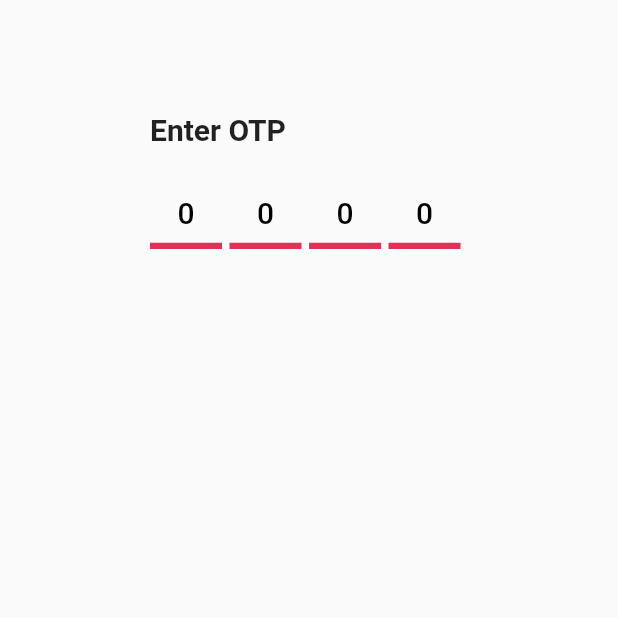
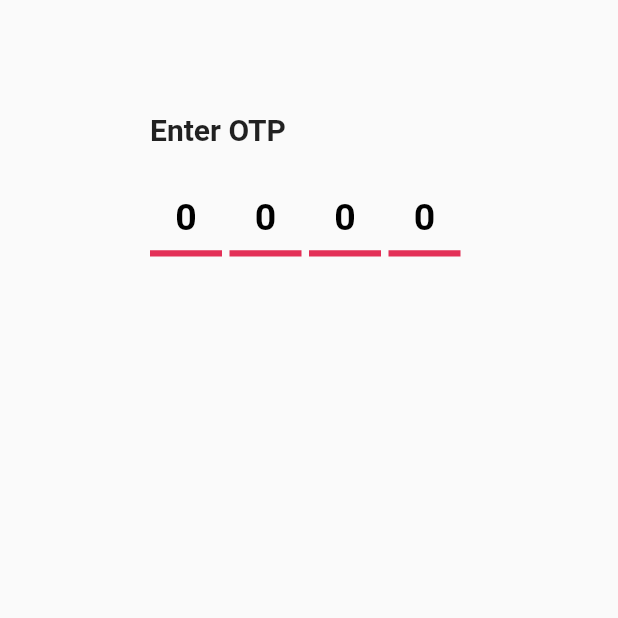
Before and after one commit to anandu9805/millions_frontend, a Flutter app: the OTPPageWidget screen opened directly, on a phone screen of 412 x 824 dp, the top half of it. Run offline on Flutter 3.47's test engine with Material 2 defaults, Android fonts, the phone set to English and light mode, and no system bars; our stand-ins replace google_fonts, video_player; network calls fail; Roboto replaces fonts that are missing (Ubuntu).

Commit message:
minoor-Changes-in-Design

```diff
--- a/lib/screens/otpPage.dart
+++ b/lib/screens/otpPage.dart
@@ -66,8 +66,8 @@ class _OTPPageWidgetState extends State<OTPPageWidget> {
                         hintText: '0',
                         hintStyle: GoogleFonts.ubuntu(
                             color: Colors.black,
-                            fontSize: 20,
-                            fontWeight: FontWeight.w500),
+                            fontSize: 25,
+                            fontWeight: FontWeight.bold),
                         enabledBorder: UnderlineInputBorder(
                           borderSide: BorderSide(
                             color: primary,
@@ -89,8 +89,8 @@ class _OTPPageWidgetState extends State<OTPPageWidget> {
                       ),
                       style: GoogleFonts.ubuntu(
                         color: Colors.black,
-                        fontSize: 20,
-                        fontWeight: FontWeight.w500,
+                        fontSize: 25,
+                        fontWeight: FontWeight.bold,
                       ),
                       textAlign: TextAlign.center,
                     ),
@@ -109,8 +109,8 @@ class _OTPPageWidgetState extends State<OTPPageWidget> {
                         hintText: '0',
                         hintStyle: GoogleFonts.ubuntu(
                             color: Colors.black,
-                            fontSize: 20,
-                            fontWeight: FontWeight.w500),
+                            fontSize: 25,
+                            fontWeight: FontWeight.bold),
                         enabledBorder: UnderlineInputBorder(
                           borderSide: BorderSide(
                             color: primary,
@@ -132,8 +132,8 @@ class _OTPPageWidgetState extends State<OTPPageWidget> {
                       ),
                       style: GoogleFonts.ubuntu(
                         color: Colors.black,
-                        fontSize: 20,
-                        fontWeight: FontWeight.w500,
+                        fontSize: 25,
+                        fontWeight: FontWeight.bold,
                       ),
                       textAlign: TextAlign.center,
                     ),
@@ -152,8 +152,8 @@ class _OTPPageWidgetState extends State<OTPPageWidget> {
                         hintText: '0',
                         hintStyle: GoogleFonts.ubuntu(
                             color: Colors.black,
-                            fontSize: 20,
-                            fontWeight: FontWeight.w500),
+                            fontSize: 25,
+                            fontWeight: FontWeight.bold),
                         enabledBorder: UnderlineInputBorder(
                           borderSide: BorderSide(
                             color: primary,
@@ -175,8 +175,8 @@ class _OTPPageWidgetState extends State<OTPPageWidget> {
                       ),
                       style: GoogleFonts.ubuntu(
                         color: Colors.black,
-                        fontSize: 20,
-                        fontWeight: FontWeight.w500,
+                        fontSize: 25,
+                        fontWeight: FontWeight.bold,
                       ),
                       textAlign: TextAlign.center,
                     ),
@@ -195,8 +195,8 @@ class _OTPPageWidgetState extends State<OTPPageWidget> {
                           hintText: '0',
                           hintStyle: GoogleFonts.ubuntu(
                               color: Colors.black,
-                              fontSize: 20,
-                              fontWeight: FontWeight.w500),
+                              fontSize: 25,
+                              fontWeight: FontWeight.bold),
                           enabledBorder: UnderlineInputBorder(
                             borderSide: BorderSide(
                               color: primary,
@@ -218,8 +218,8 @@ class _OTPPageWidgetState extends State<OTPPageWidget> {
                         ),
                         style: GoogleFonts.ubuntu(
                           color: Colors.black,
-                          fontSize: 20,
-                          fontWeight: FontWeight.w500,
+                          fontSize: 25,
+                          fontWeight: FontWeight.bold,
                         ),
                         textAlign: TextAlign.center,
                       ),
```
Also changed, not shown: lib/main.dart (+1 -9 lines), lib/screens/createPost.dart (+14 -8 lines), lib/screens/page8.dart (+43 -9 lines), lib/screens/uploadpage.dart (+7 -6 lines), lib/screens/verification.dart (+5 -2 lines).
